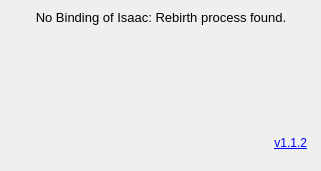
Above: src/LoaderGUI.ui from networkMe/missinghud2 before the change. Below: the same form after it.
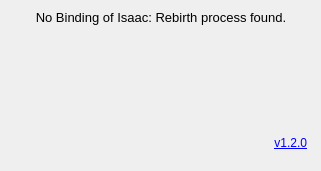
That is the form after the change. Icons and pictures are not drawn.

```diff
--- a/src/LoaderGUI.ui
+++ b/src/LoaderGUI.ui
@@ -84,7 +84,7 @@
         <number>1</number>
        </property>
        <property name="text">
-        <string>&lt;a href=&quot;https://github.com/networkMe/missinghud2/releases&quot;&gt;v1.1.2&lt;/a&gt;</string>
+        <string>&lt;a href=&quot;https://github.com/networkMe/missinghud2/releases&quot;&gt;v1.2.0&lt;/a&gt;</string>
        </property>
        <property name="textFormat">
         <enum>Qt::RichText</enum>
```
